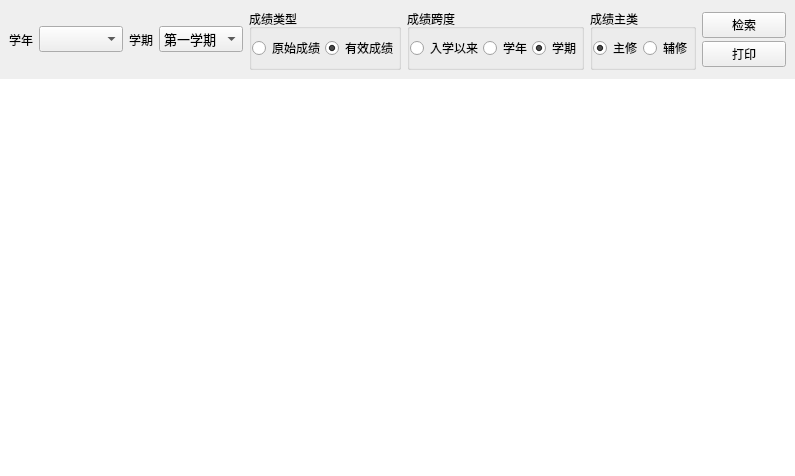
The window that Qt-Zhku-Client/QueryScore_Ui.ui (yujiecong/Qt-Zhku-Client) describes before a commit, drawn with Qt 5.
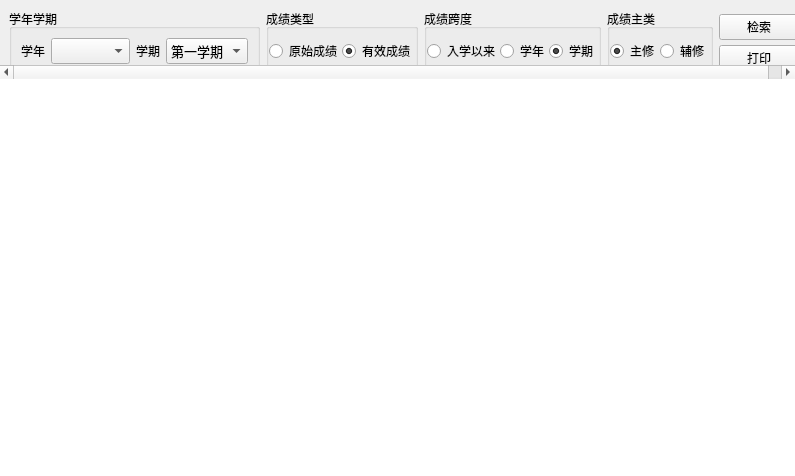
The same window after the commit.

What changed in the file:
```diff
--- a/Qt-Zhku-Client/QueryScore_Ui.ui
+++ b/Qt-Zhku-Client/QueryScore_Ui.ui
@@ -60,20 +60,11 @@
       </property>
       <layout class="QHBoxLayout" name="horizontalLayout_5">
        <item>
-        <widget class="QWidget" name="widget_2" native="true">
-         <layout class="QHBoxLayout" name="horizontalLayout_2">
-          <property name="leftMargin">
-           <number>0</number>
-          </property>
-          <property name="topMargin">
-           <number>0</number>
-          </property>
-          <property name="rightMargin">
-           <number>0</number>
-          </property>
-          <property name="bottomMargin">
-           <number>0</number>
-          </property>
+        <widget class="QGroupBox" name="groupBox_2">
+         <property name="title">
+          <string>学年学期</string>
+         </property>
+         <layout class="QHBoxLayout" name="horizontalLayout_6">
           <item>
            <widget class="QLabel" name="label">
             <property name="sizePolicy">
@@ -142,6 +133,24 @@
             </item>
            </widget>
           </item>
+         </layout>
+        </widget>
+       </item>
+       <item>
+        <widget class="QWidget" name="widget_2" native="true">
+         <layout class="QHBoxLayout" name="horizontalLayout_2">
+          <property name="leftMargin">
+           <number>0</number>
+          </property>
+          <property name="topMargin">
+           <number>0</number>
+          </property>
+          <property name="rightMargin">
+           <number>0</number>
+          </property>
+          <property name="bottomMargin">
+           <number>0</number>
+          </property>
           <item>
            <widget class="QGroupBox" name="groupBox">
             <property name="title">
```
